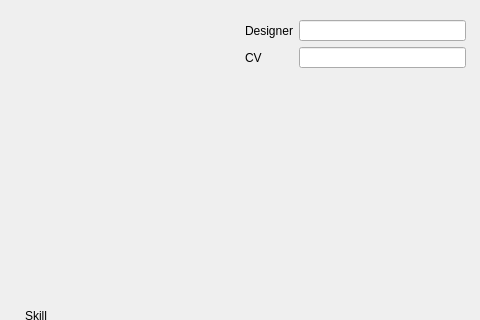
This is src/dialog/generaloverview.ui in wy19890204/Shuihusha as Qt 5 draws it before an edit; both pictures show x 425 to 905 and y 0 to 320 of the 905 by 611 pixel window. The edited form follows.
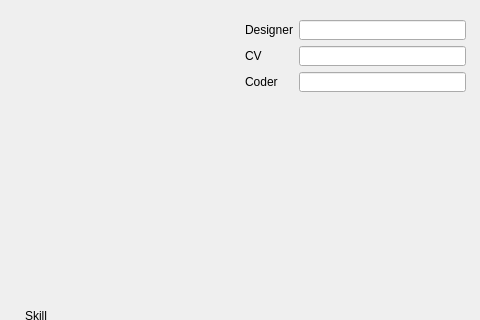
This is the edited form. Icons and pictures are not drawn.

The edit to the form file:
```diff
--- a/src/dialog/generaloverview.ui
+++ b/src/dialog/generaloverview.ui
@@ -114,9 +114,9 @@
    <property name="geometry">
     <rect>
      <x>670</x>
-     <y>80</y>
+     <y>104</y>
      <width>221</width>
-     <height>511</height>
+     <height>487</height>
     </rect>
    </property>
    <property name="frameShape">
@@ -142,7 +142,7 @@
      <x>670</x>
      <y>20</y>
      <width>221</width>
-     <height>48</height>
+     <height>72</height>
     </rect>
    </property>
    <layout class="QGridLayout" name="gridLayout">
@@ -183,6 +183,26 @@
       </property>
      </widget>
     </item>
+     <item row="2" column="0">
+     <widget class="QLabel" name="coderLabel">
+      <property name="text">
+       <string>Coder</string>
+      </property>
+     </widget>
+    </item>
+    <item row="2" column="1">
+     <widget class="QLineEdit" name="coderLineEdit">
+      <property name="frame">
+       <bool>true</bool>
+      </property>
+      <property name="alignment">
+       <set>Qt::AlignRight|Qt::AlignTrailing|Qt::AlignVCenter</set>
+      </property>
+      <property name="readOnly">
+       <bool>true</bool>
+      </property>
+     </widget>
+    </item>
    </layout>
   </widget>
  </widget>
```
